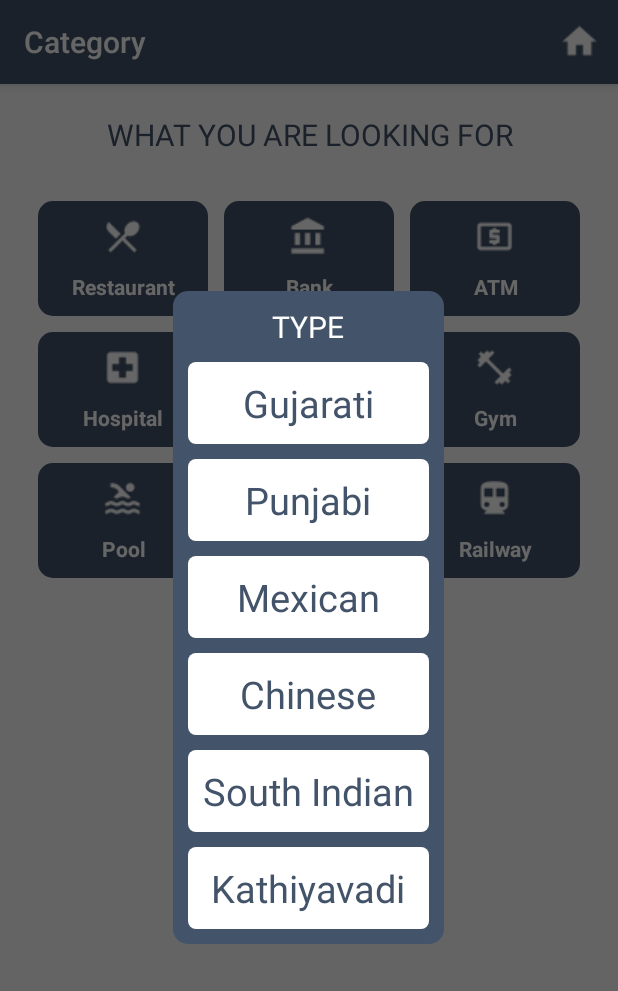
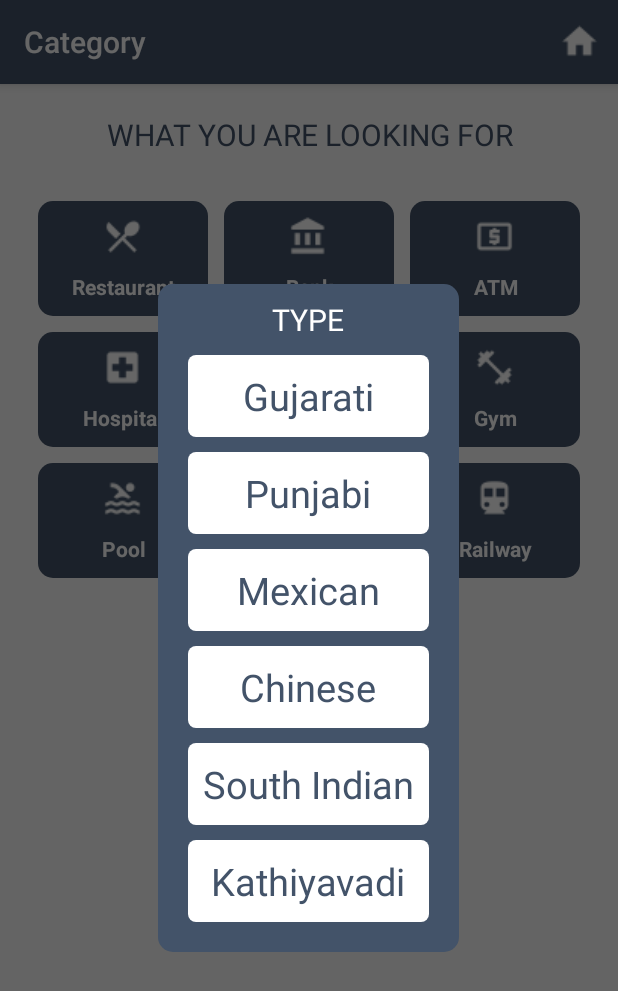
Before and after one commit to harshildarji/CharotarExplore, an Android app: the category screen opened directly, with no data from a screen before it, after a tap on "Restaurant", on a phone screen of 412 x 824 dp. Shown: the top 991 px of the screen. Run offline under Robolectric (Android 15) with nearby library versions, the phone set to English and light mode, and no system bars.

Commit message:
minor changes

```diff
--- a/app/src/main/res/layout/hotel.xml
+++ b/app/src/main/res/layout/hotel.xml
@@ -10,7 +10,6 @@
     <TextView
         android:layout_width="match_parent"
         android:layout_height="wrap_content"
-        android:layout_marginBottom="10dp"
         android:text="@string/type"
         android:textAlignment="center"
         android:textAllCaps="true"
@@ -20,7 +19,8 @@
     <HorizontalScrollView
         android:layout_width="match_parent"
         android:layout_height="wrap_content"
-        android:layout_gravity="center">
+        android:layout_gravity="center"
+        android:layout_margin="10dp">
 
         <LinearLayout
             android:layout_width="match_parent"
```
